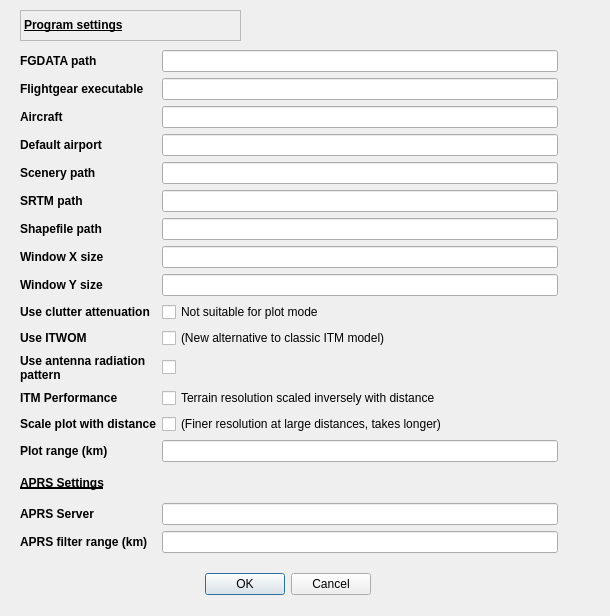
The window that QRadioPredict/settingsdialog.ui (QDeltaSoft/qradiopredict) describes before a commit, drawn with Qt 5.
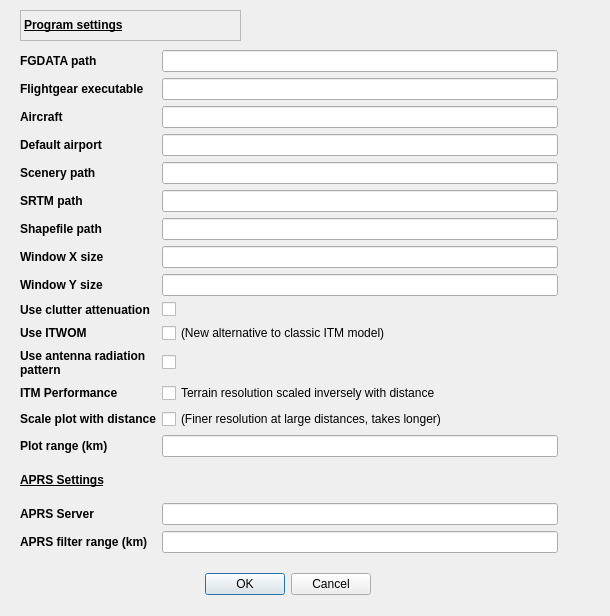
The same window after the commit. Icons and pictures are not drawn.

Commit message: Link MapGraphics statically

Diff of the .ui file:
```diff
--- a/QRadioPredict/settingsdialog.ui
+++ b/QRadioPredict/settingsdialog.ui
@@ -353,7 +353,7 @@
     <item row="9" column="1">
      <widget class="QCheckBox" name="clutterCheckBox">
       <property name="text">
-       <string>Not suitable for plot mode</string>
+       <string/>
       </property>
      </widget>
     </item>
```
The commit also changes 2 other files.
